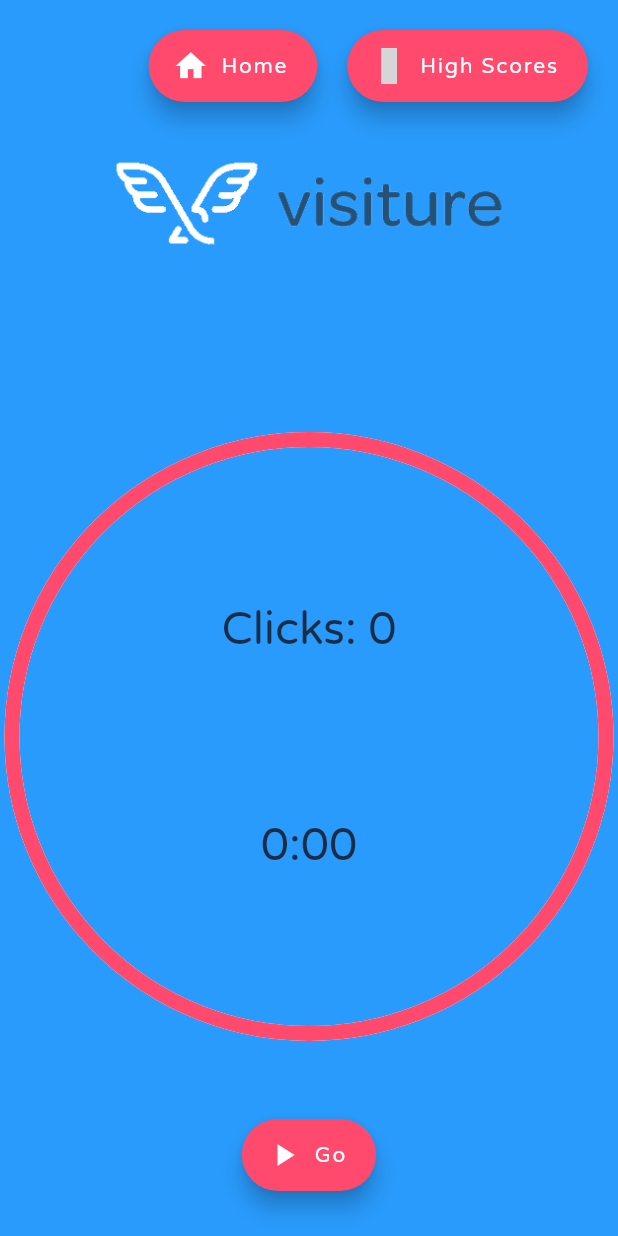
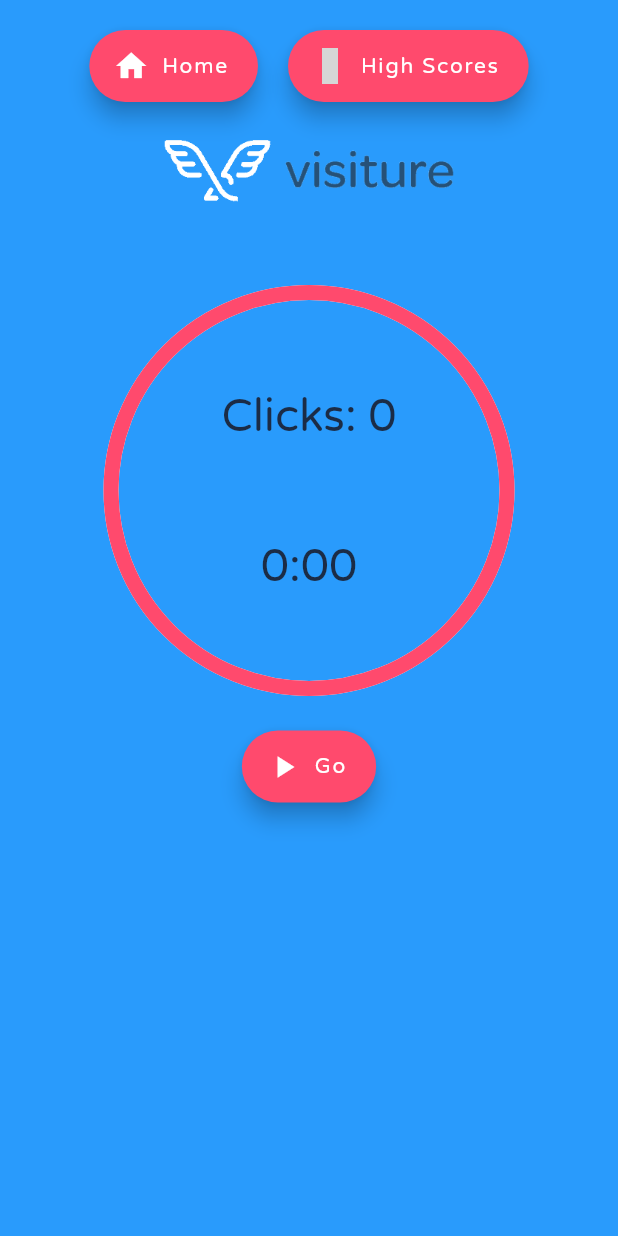
Before and after one commit to forpsyte/flutter-tradeshow-game, a Flutter app: the screen it shows after launch, on a phone screen of 412 x 824 dp. Run offline on Flutter 3.47's test engine with Material 2 defaults, Android fonts, the phone set to English and light mode, and no system bars; drawn by our look-alikes of auto_size_text; our stand-ins replace bloc, cloud_firestore, dartz, data_connection_checker, email_validator, equatable and 5 more; accounts and stored records are empty; generated files the repository leaves out were written again; grey boxes are pictures that could not be loaded.

Commit message:
VIS-32 - Fixed layout issues

```diff
--- a/lib/features/game/presentation/pages/game_page.dart
+++ b/lib/features/game/presentation/pages/game_page.dart
@@ -29,7 +29,7 @@ class _GamePageState extends State<GamePage> with TickerProviderStateMixin {
     super.initState();
     controller = AnimationController(
       vsync: this,
-      duration: Duration(seconds: 30),
+      duration: Duration(seconds: 1),
     );
     _addListener(context);
   }
@@ -38,53 +38,48 @@ class _GamePageState extends State<GamePage> with TickerProviderStateMixin {
   Widget build(BuildContext context) {
     ThemeData themeData = Theme.of(context);
     Color bgColor = Color.fromRGBO(41, 155, 252, 1.0);
+    final screenWidth = MediaQuery.of(context).size.width;
     return Scaffold(
+      resizeToAvoidBottomInset: false,
       backgroundColor: bgColor,
       body: Column(
         children: <Widget>[
           GameMenu(),
           SizedBox(
-            height: 20.0,
+            height: 10.0,
           ),
           FittedBox(
             fit: BoxFit.fill,
             child: Container(
-              height: 100.0,
+              height: screenWidth < 768 ? 75.0 : 100.0,
               child: Padding(
                 padding: const EdgeInsets.symmetric(horizontal: 40.0),
                 child: Image.asset('assets/images/logo2.png'),
               ),
             ),
           ),
-          Expanded(
+          GameOverMessage(widget: widget),
+          SizedBox(height: 10.0),
+          Container(
+            width: screenWidth < 768 ? 300 : 600,
+            height: screenWidth < 768 ? 300 : 600,
             child: AnimatedBuilder(
               animation: controller,
               builder: (context, child) {
                 return Stack(
                   children: <Widget>[
-                    Align(
-                      alignment: Alignment.bottomCenter,
-                      child: Container(
-                        color: bgColor,
-                        height: controller.value *
-                            MediaQuery.of(context).size.height,
-                      ),
-                    ),
                     Padding(
-                      padding: EdgeInsets.fromLTRB(8.0, 0, 8.0, 30.0),
+                      padding: EdgeInsets.all(8.0),
                       child: Column(
                         mainAxisAlignment: MainAxisAlignment.spaceBetween,
                         children: <Widget>[
-                          GameOverMessage(widget: widget),
-                          SizedBox(height: 40.0),
                           CountDownTimer(
                             controller: controller,
                             themeData: themeData,
                             widget: widget,
                             timerString: timerString,
                           ),
-                          SizedBox(height: 40.0),
-                          GameControls(controller: controller, widget: widget),
+                          SizedBox(height: 20.0),
                         ],
                       ),
                     ),
@@ -93,6 +88,8 @@ class _GamePageState extends State<GamePage> with TickerProviderStateMixin {
               },
             ),
           ),
+          GameControls(controller: controller, widget: widget),
+          SizedBox(height: 30.0),
         ],
       ),
     );
@@ -104,12 +101,14 @@ class _GamePageState extends State<GamePage> with TickerProviderStateMixin {
   }
 
   void _showSimpleCustomDialog(BuildContext context) {
-    final size = MediaQuery.of(context).size.height / 2;
+    final height = MediaQuery.of(context).size.height;
+    final width = MediaQuery.of(context).size.width;
     showDialog(
       context: context,
       barrierDismissible: false,
       builder: (BuildContext context) => SubmissionDialog(
-        size: size,
+        height: height,
+        width: width,
         submissionFormKey: _submissionFormKey,
         emailController: _emailController,
         nameController: _nameController,
--- a/lib/features/game/presentation/widgets/game_menu.dart
+++ b/lib/features/game/presentation/widgets/game_menu.dart
@@ -8,10 +8,11 @@ class GameMenu extends StatelessWidget {
 
   @override
   Widget build(BuildContext context) {
+    final screenWidth = MediaQuery.of(context).size.width;
     return Padding(
-      padding: const EdgeInsets.only(top: 20.0),
+      padding: const EdgeInsets.only(top: 20.0, left: 10.0, right: 10.0),
       child: Row(
-        mainAxisAlignment: MainAxisAlignment.end,
+        mainAxisAlignment: screenWidth < 768 ? MainAxisAlignment.center : MainAxisAlignment.end,
         children: <Widget>[
           FloatingActionButton.extended(
             heroTag: 'home',
@@ -32,9 +33,6 @@ class GameMenu extends StatelessWidget {
               Navigator.of(context).popAndPushNamed('/scoreboard');
             },
           ),
-          SizedBox(
-            width: 20.0,
-          ),
         ],
       ),
     );
--- a/lib/features/game/presentation/widgets/game_over_message.dart
+++ b/lib/features/game/presentation/widgets/game_over_message.dart
@@ -19,7 +19,7 @@ class GameOverMessage extends StatelessWidget {
         child: Text(
           "GAME OVER",
           style: TextStyle(
-            fontSize: 40.0,
+            fontSize: 20.0,
             fontFamily: "Varela Round",
             color: Colors.white,
           ),
```
Also changed, not shown: lib/features/game/presentation/widgets/submission_actions.dart (added, +76 -0 lines), lib/features/game/presentation/widgets/submission_actions_mobile.dart (added, +76 -0 lines), lib/features/game/presentation/widgets/submission_dialog.dart (+6 -4 lines), lib/features/game/presentation/widgets/submission_form.dart (+30 -56 lines).
